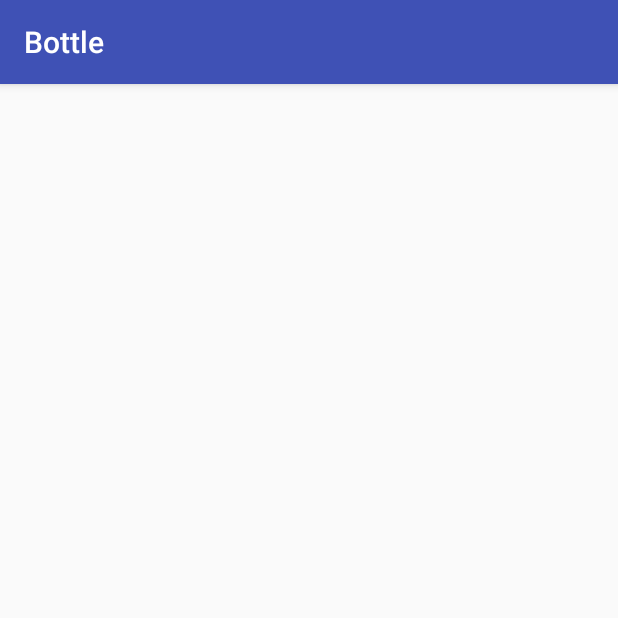
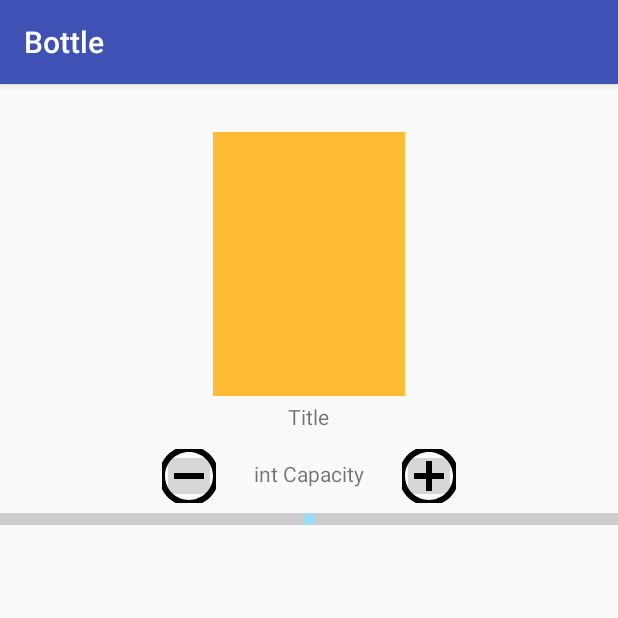
Before and after one commit to Khavronsky/Bottle, an Android app: the screen it shows after launch (MainActivity), on a phone screen of 412 x 824 dp, the top half of it. Run offline under Robolectric (Android 15) with nearby library versions, the phone set to English and light mode, and no system bars.

Commit message:
main layout is done

```diff
--- a/app/src/main/res/layout/activity_main.xml
+++ b/app/src/main/res/layout/activity_main.xml
@@ -1,23 +1,81 @@
 <?xml version="1.0" encoding="utf-8"?>
-<RelativeLayout xmlns:android="http://schemas.android.com/apk/res/android"
+<FrameLayout xmlns:android="http://schemas.android.com/apk/res/android"
+    xmlns:app="http://schemas.android.com/apk/res-auto"
     xmlns:tools="http://schemas.android.com/tools"
     android:id="@+id/activity_main"
     android:layout_width="match_parent"
     android:layout_height="match_parent"
-    android:paddingBottom="@dimen/activity_vertical_margin"
-    android:paddingLeft="@dimen/activity_horizontal_margin"
-    android:paddingRight="@dimen/activity_horizontal_margin"
-    android:paddingTop="@dimen/activity_vertical_margin"
     tools:context="com.khavronsky.bottle.MainActivity">
 
-    <include
-        layout="@layout/base_fragment"
+    <FrameLayout
         android:layout_width="match_parent"
-        android:layout_height="match_parent"/>
+        android:layout_height="344dp">
+
+        <android.support.v4.view.ViewPager
+            android:id="@+id/my_pager"
+            android:layout_width="128dp"
+            android:layout_height="176dp"
+            android:layout_gravity="center_horizontal"
+            android:layout_marginTop="32dp"
+            android:background="@android:color/holo_orange_light">
+
+            <ImageView
+                android:id="@+id/picture_capacity"
+                android:layout_width="128dp"
+                android:layout_height="176dp"
+                android:adjustViewBounds="true" />
+
+        </android.support.v4.view.ViewPager>
 
 
+        <TextView
+            android:id="@+id/tv_title_of_capacity"
+            android:layout_width="wrap_content"
+            android:layout_height="20dp"
+            android:layout_gravity="center_horizontal"
+            android:layout_marginTop="212dp"
+            android:text="Title" />
+
+        <FrameLayout
+            android:layout_width="196dp"
+            android:layout_height="36dp"
+            android:layout_gravity="center_horizontal"
+            android:layout_marginTop="243dp">
+
+            <ImageButton
+                android:id="@+id/button_plus"
+                android:layout_width="36dp"
+                android:layout_height="36dp"
+                android:layout_gravity="right"
+                app:srcCompat="@drawable/ic_control_point_black_24dp" />
+
+            <ImageButton
+                android:id="@+id/button_minus"
+                android:layout_width="36dp"
+                android:layout_height="36dp"
+                android:layout_gravity="left"
+                app:srcCompat="@drawable/ic_remove_circle_outline_black_48dp" />
+
+            <TextView
+                android:id="@+id/tv_value_of_capacity"
+                android:layout_width="wrap_content"
+                android:layout_height="22dp"
+                android:layout_gravity="center"
+                android:text="int Capacity" />
+        </FrameLayout>
+
+        <com.khavronsky.bottle.CirclesSlideIndicator
+            android:id="@+id/circlesSlideIndicator"
+            android:layout_width="wrap_content"
+            android:layout_height="8dp"
+            android:layout_gravity="center_horizontal"
+            android:layout_marginTop="286dp"
+            app:defaultColor="#ced1d6"
+            app:focusedColor="#95dffa"
+            app:margin="24dp"
+            app:radius="4dp" />
+
+    </FrameLayout>
 
 
-
-
-</RelativeLayout>
+</FrameLayout>
--- a/app/src/main/res/layout/base_fragment.xml
+++ b/app/src/main/res/layout/base_fragment.xml
@@ -6,40 +6,6 @@
     android:layout_width="match_parent"
     android:layout_height="300dp">
 
-    <android.support.v4.view.ViewPager
-        android:id="@+id/my_pager"
-        android:layout_width="match_parent"
-        android:layout_height="match_parent">
 
-        <ImageView
-            android:layout_width="wrap_content"
-            android:layout_height="wrap_content"
-            android:id="@+id/picture_capacity"/>
-        <TextView
-            android:id="@+id/title_of_capacity"
-            android:layout_width="match_parent"
-            android:layout_height="wrap_content" />
-
-        <ImageButton
-        android:id="@+id/button_minus"
-        android:layout_width="48dp"
-        android:layout_height="48dp"
-        app:srcCompat="@drawable/ic_remove_circle_outline_black_48dp" />
-
-        <ImageButton
-        android:id="@+id/button_plus"
-        android:layout_width="48dp"
-        android:layout_height="48dp"
-        app:srcCompat="@drawable/ic_control_point_black_24dp" />
-
-        <com.khavronsky.bottle.CirclesSlideIndicator
-            android:id="@+id/circlesSlideIndicator"
-            android:layout_width="match_parent"
-            android:layout_height="20dp"
-            android:background="#ffcf8c"
-            android:layout_marginBottom="16dp"
-            android:layout_alignParentBottom="true"
-            android:layout_centerHorizontal="true" />
-    </android.support.v4.view.ViewPager>
 
 </RelativeLayout>
```
Also changed, not shown: 1 other file.
